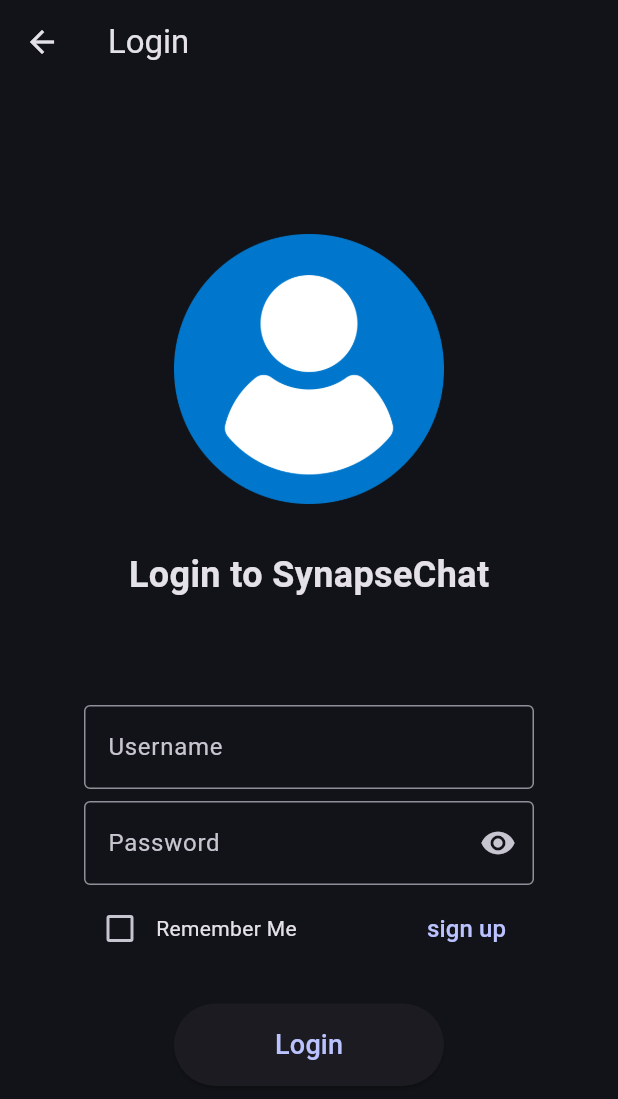
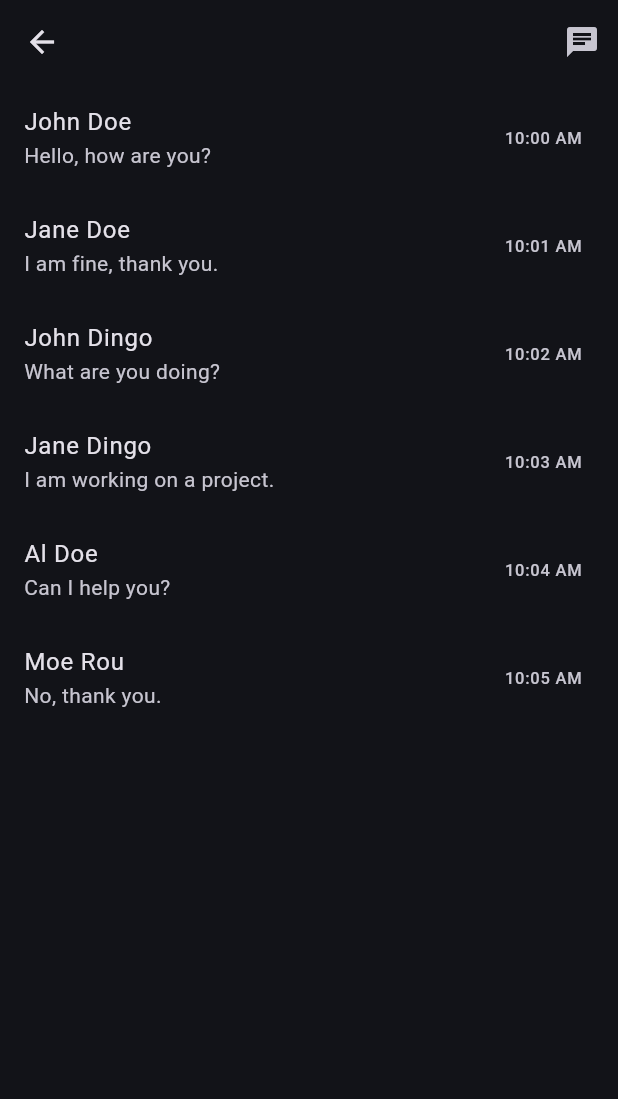
Before and after one commit to SynapseNets/SynapseChat, a Flutter app: the LoginPage screen opened by its route, after a tap on "Login", on a phone screen of 412 x 824 dp. Shown: the top 1099 px of the screen. Run offline on Flutter 3.47's test engine with Material 3 defaults, Android fonts, the phone set to English and light mode, and no system bars.

Commit message:
added chat page

```diff
--- /dev/null
+++ b/client/lib/chat.dart
@@ -0,0 +1,48 @@
+import 'package:flutter/material.dart';
+import 'chat/sidebar.dart';
+import 'chat/content.dart';
+
+class Chat extends StatefulWidget {
+  const Chat({super.key});
+
+  @override
+  State<Chat> createState() => _ChatState();
+}
+
+class _ChatState extends State<Chat> {
+  bool _chatFocus = false; //mobile toggle option
+
+  @override
+  Widget build(BuildContext context) {
+
+    return Scaffold(
+      appBar: AppBar( //temporary appBar
+        actions: [
+          IconButton(onPressed: () => setState(() {_chatFocus = !_chatFocus;}), icon: const Icon(Icons.chat))
+        ],
+      ),
+        body: NotificationListener<SizeChangedLayoutNotification>(
+      onNotification: (notification) {
+        setState(() {});
+        return true;
+      },
+      child: Row(
+        mainAxisAlignment: MainAxisAlignment.spaceEvenly,
+        children: [
+          Builder(
+            builder: (context) {
+              return !_chatFocus || MediaQuery.of(context).size.width > 600
+                  ? const Expanded(child: Sidebar())
+                  : const SizedBox(width: 0);
+            },
+          ),
+          Builder(builder: (context) {
+            return _chatFocus || MediaQuery.of(context).size.width > 600
+                ? const Expanded(child: Content())
+                : const SizedBox(width: 0);
+          })
+        ],
+      ),
+    ));
+  }
+}
--- /dev/null
+++ b/client/lib/chat/content.dart
@@ -0,0 +1,15 @@
+import 'package:flutter/material.dart';
+
+class Content extends StatefulWidget {
+  const Content({super.key});
+
+  @override
+  State<Content> createState() => _ContentState();
+}
+
+class _ContentState extends State<Content> {
+  @override
+  Widget build(BuildContext context) {
+    return const Placeholder();
+  }
+}
--- /dev/null
+++ b/client/lib/chat/conversation.dart
@@ -0,0 +1,14 @@
+//temporary class for conversation, just for building the UI
+
+class Conversation {
+
+  Conversation({
+    this.receiver,
+    this.lastMessage,
+    this.lastMessageTime,
+  });
+
+  final String? receiver;
+  final String? lastMessage;
+  final String? lastMessageTime;
+}
--- /dev/null
+++ b/client/lib/chat/sidebar.dart
@@ -0,0 +1,59 @@
+import 'package:flutter/material.dart';
+import 'conversation.dart';
+
+final List<Conversation> conversations = [
+  Conversation(
+    receiver: 'John Doe',
+    lastMessage: 'Hello, how are you?',
+    lastMessageTime: '10:00 AM',
+  ),
+  Conversation(
+    receiver: 'Jane Doe',
+    lastMessage: 'I am fine, thank you.',
+    lastMessageTime: '10:01 AM',
+  ),
+  Conversation(
+    receiver: 'John Dingo',
+    lastMessage: 'What are you doing?',
+    lastMessageTime: '10:02 AM',
+  ),
+  Conversation(
+    receiver: 'Jane Dingo',
+    lastMessage: 'I am working on a project.',
+    lastMessageTime: '10:03 AM',
+  ),
+  Conversation(
+    receiver: 'Al Doe',
+    lastMessage: 'Can I help you?',
+    lastMessageTime: '10:04 AM',
+  ),
+  Conversation(
+    receiver: 'Moe Rou',
+    lastMessage: 'No, thank you.',
+    lastMessageTime: '10:05 AM',
+  ),
+];
+
+class Sidebar extends StatefulWidget {
+  const Sidebar({super.key});
+
+  @override
+  State<Sidebar> createState() => _SidebarState();
+}
+
+class _SidebarState extends State<Sidebar> {
+  @override
+  Widget build(BuildContext context) {
+    return ListView.builder(
+      itemCount: conversations.length,
+      itemBuilder: (context, index) {
+        Conversation conversation = conversations[index];
+        return ListTile(
+          title: Text(conversation.receiver!),
+          subtitle: Text(conversation.lastMessage!),
+          trailing: Text(conversation.lastMessageTime!),
+        );
+      },
+    );
+  }
+}
--- a/client/lib/loginpage.dart
+++ b/client/lib/loginpage.dart
@@ -13,7 +13,7 @@ class _LoginPageState extends State<LoginPage> {
   bool _isChecked = false; // Variabile di stato per la checkbox
   bool _isObscure = true; // Variabile di stato per la passwordField
 
-  void _login() {
+  bool _login() {
     // Logica di autenticazione va qui
     String username = _usernameController.text;
     String password = _passwordController.text;
@@ -23,6 +23,7 @@ class _LoginPageState extends State<LoginPage> {
     print('Password: $password');
     print('Remember Me: $rememberMe');
 
+    return true;
     // Puoi aggiungere qui la logica di autenticazione con il backend
   }
 
@@ -111,7 +112,7 @@ class _LoginPageState extends State<LoginPage> {
                           Navigator.pushNamed(context, '/registration');
                         },
                         child: const Text(
-                          'sign up',
+                          'Sign Up',
                           style: TextStyle(fontSize: 16.0),
                         ),
                       ),
@@ -124,7 +125,9 @@ class _LoginPageState extends State<LoginPage> {
                 width: 180.0,
                 height: 55.0,
                 child: ElevatedButton(
-                  onPressed: _login,
+                  onPressed: (){
+                  _login() ?  Navigator.pushNamed(context, '/chat'): print("access denied");
+                  },
                   child: const Text(
                     'Login',
                     style: TextStyle(
--- a/client/lib/main.dart
+++ b/client/lib/main.dart
@@ -2,6 +2,7 @@ import 'package:client/homepage.dart';
 import 'package:flutter/material.dart';
 import 'loginpage.dart';
 import 'registrationpage.dart';
+import 'chat.dart';
 
 
 void main() {
@@ -25,6 +26,7 @@ class SynapseNetsApp extends StatelessWidget {
         '/': (context) => const SynapseNetsAppHomepage(),
         '/login': (context) => const LoginPage(),
         '/registration': (context) => const Registrationpage(),
+        '/chat' : (context) => const Chat(),
       },
     );
   }
--- a/client/lib/registrationpage.dart
+++ b/client/lib/registrationpage.dart
@@ -13,11 +13,12 @@ class _RegistrationpageState extends State<Registrationpage> {
   final TextEditingController _password2 = TextEditingController();
   bool _isObscure = true;
 
-  void _register() {
+  bool _register() {
     String username = _username.text;
     String first_password = _password1.text;
     String second_password = _password2.text;
 
+    return true;
     //logica per la registrazione
   }
 
@@ -104,7 +105,9 @@ class _RegistrationpageState extends State<Registrationpage> {
               width: 180.0,
               height: 55.0,
               child: ElevatedButton(
-                onPressed: _register,
+                onPressed: (){
+                   _register() ?  Navigator.pushNamed(context, '/login') : print("registration denied");
+                  },
                 child: const Text(
                   'Register',
                   style: TextStyle(
```
